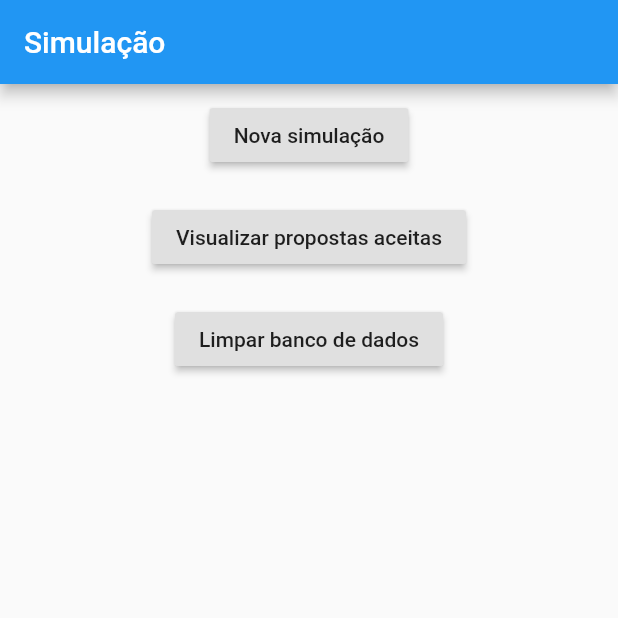
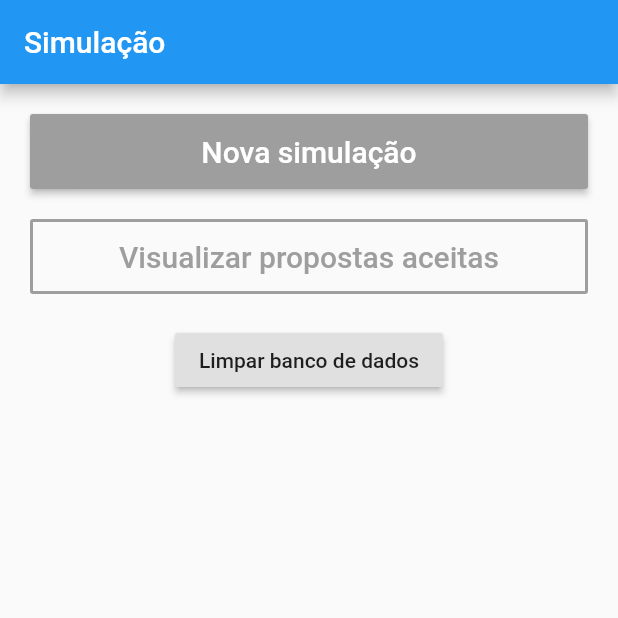
Before and after one commit to brennoaq/App-negociar-e-vender, a Flutter app: the screen it shows after launch, on a phone screen of 412 x 824 dp, the top half of it. Run offline on Flutter 3.47's test engine with Material 2 defaults, Android fonts, the phone set to English and light mode, and no system bars; our stand-ins replace flutter_masked_text, sqflite; accounts and stored records are empty.

```diff
--- a/lib/main.dart
+++ b/lib/main.dart
@@ -22,12 +22,21 @@ class _MyAppState extends State<MyApp> {
         title: Text('Simulação'),
       ),
       body: Padding(
-        padding: const EdgeInsets.all(10),
+        padding: const EdgeInsets.all(20),
         child: Center(
           child: Column(
             children: <Widget>[
               RaisedButton(
-                child: Text('Nova simulação'),
+                color: Colors.grey,
+                child: Container(
+                    width: double.infinity,
+                    height: 50,
+                    child: Center(
+                      child: Text(
+                        'Nova simulação',
+                        style: TextStyle(color: Colors.white, fontSize: 20),
+                      ),
+                    )),
                 onPressed: () {
                   Navigator.push(
                     context,
@@ -38,9 +47,21 @@ class _MyAppState extends State<MyApp> {
               SizedBox(
                 height: 20,
               ),
-              RaisedButton(
-                child: Text('Visualizar propostas aceitas'),
+              OutlineButton(
+                child: Container(
+                    width: double.infinity,
+                    height: 50,
+                    child: Center(
+                        child: Text(
+                      'Visualizar propostas aceitas',
+                      style: TextStyle(color: Colors.grey, fontSize: 20),
+                    ))),
                 onPressed: () {},
+                borderSide: BorderSide(
+                  color: Colors.grey, //Color of the border
+                  style: BorderStyle.solid, //Style of the border
+                  width: 2, //width of the border
+                ),
               ),
               SizedBox(
                 height: 20,
```
Also changed, not shown: lib/nova_simulacao2.dart (+7 -1 lines), lib/nova_simulacao3.dart (added, +204 -0 lines).
